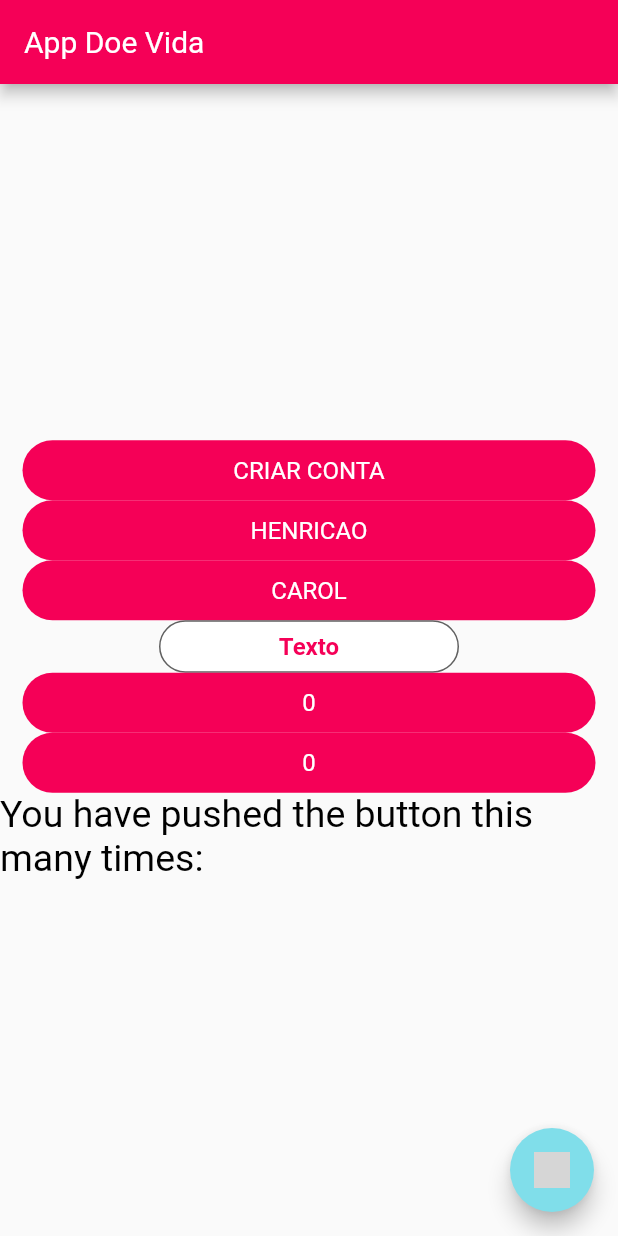
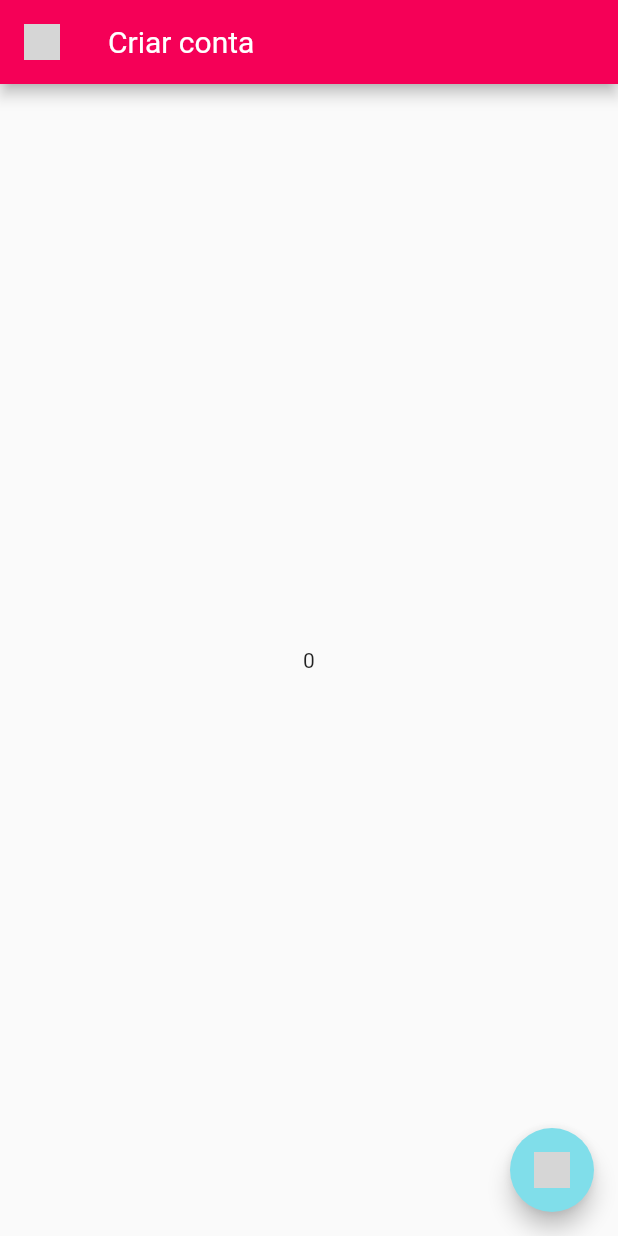
Before and after one commit to Doe-Vida/FrontEnd, a Flutter app: the screen it shows after launch, on a phone screen of 412 x 824 dp. Run offline on Flutter 3.47's test engine with Material 2 defaults, Android fonts, the phone set to English and light mode, and no system bars; missing offline and left inert: iconify_flutter; grey boxes are pictures that could not be loaded.

Commit message:
create appbar_default

```diff
--- a/front_end/lib/main.dart
+++ b/front_end/lib/main.dart
@@ -1,10 +1,9 @@
 import 'package:flutter/material.dart';
 import 'package:front_end/shared/themes/app_colors.dart';
-import 'package:front_end/shared/themes/app_text_styles.dart';
+import 'package:front_end/shared/themes/app_icons.dart';
 import 'package:front_end/shared/components/appbars/appbar_default.dart';
 import 'package:front_end/shared/components/buttons/button_add.dart';
-import 'package:front_end/shared/components/buttons/button_default.dart';
-import 'package:front_end/shared/components/buttons/button_white.dart';
+import 'package:iconify_flutter/iconify_flutter.dart';
 
 void main() {
   runApp(const MyApp());
@@ -42,27 +41,30 @@ class _MyHomePageState extends State<MyHomePage> {
   @override
   Widget build(BuildContext context) {
     return Scaffold(
-        appBar: MyAppBar(
-            title: "App Doe Vida", backgroundColor: AppColors.pinkPrimary),
+        appBar: AppBarDefault(
+          title: "Criar conta",
+          backgroundColor: AppColors.pinkPrimary,
+          iconLeft: AppIcons.arrowBack,
+          onPressedIconLeft: (){
+
+          },
+        ),
         body: Center(
           child: Column(
             mainAxisAlignment: MainAxisAlignment.center,
             children: <Widget>[
-              ButtonDefault(text: "Criar conta", onTap: () {}),
+              /*ButtonDefault(text: "Criar conta", onTap: () {}),
               ButtonDefault(text: "Henricao", onTap: () {}),
               ButtonDefault(text: "Carol", onTap: () {}),
               ButtonWhite(text: "Texto", onTap: () {}),
               Exemplo(text: doadores.toString(), onTap: aumentar),
-              ButtonDefault(text: doadores.toString(), onTap: aumentar),
-              Text(
-                'You have pushed the button this many times:',
-                style: AppTextStyles.regularHeader1,
-              ),
+              ButtonDefault(text: doadores.toString(), onTap: aumentar),*/
+              Text(doadores.toString()),
             ],
           ),
         ),
         floatingActionButton: ButtonAdd(
-          onPressed: () {},
+          onPressed: aumentar,
         ));
   }
 }
--- a/front_end/lib/shared/components/appbars/appbar_default.dart
+++ b/front_end/lib/shared/components/appbars/appbar_default.dart
@@ -2,19 +2,29 @@ import 'package:flutter/material.dart';
 import 'package:front_end/shared/themes/app_colors.dart';
 import 'package:front_end/shared/themes/app_text_styles.dart';
 
-class MyAppBar extends AppBar {
-  MyAppBar({
-    super.key,
-    required String title,
-    Widget? leading,
-    List<Widget>? actions,
-    Color? backgroundColor
-  }) : super(
-          title: Text(
-            title,
-            style: AppTextStyles.regularHeader2.copyWith(color: backgroundColor == null ? AppColors.black : AppColors.white ),),
-          leading: leading,
-          actions: actions,
-          backgroundColor: backgroundColor ?? AppColors.white
-        );
+class AppBarDefault extends StatelessWidget implements PreferredSizeWidget{
+  final String title;
+  final Color? backgroundColor;
+  final Widget? iconLeft;
+  final Widget? iconRight;
+  final VoidCallback? onPressedIconRight;
+  final VoidCallback? onPressedIconLeft;
+  const AppBarDefault({super.key, required this.title, this.backgroundColor, this.iconLeft, this.iconRight, this.onPressedIconLeft, this.onPressedIconRight});
+
+  @override
+  Size get preferredSize => const Size.fromHeight(kToolbarHeight);
+
+  @override
+  Widget build(BuildContext context) {
+    return AppBar(
+      title: Text(
+        title,
+        style: AppTextStyles.regularHeader2.copyWith(color: backgroundColor == null ? AppColors.black : AppColors.white ),),
+      leading: iconLeft == null ? null : IconButton(icon: iconLeft!, onPressed: onPressedIconLeft,),
+      actions: iconRight == null ? null : <Widget>[
+            IconButton(onPressed: onPressedIconRight, icon: iconRight!)
+            ],
+      backgroundColor: backgroundColor ?? AppColors.white
+    );
+  }
 }
```
